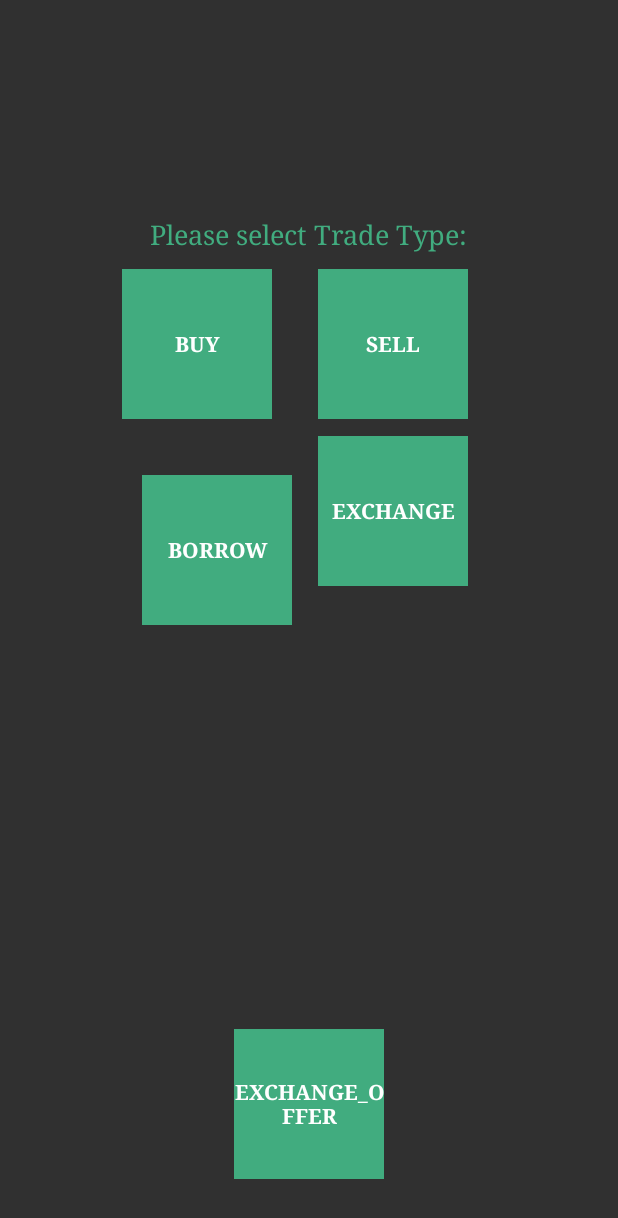
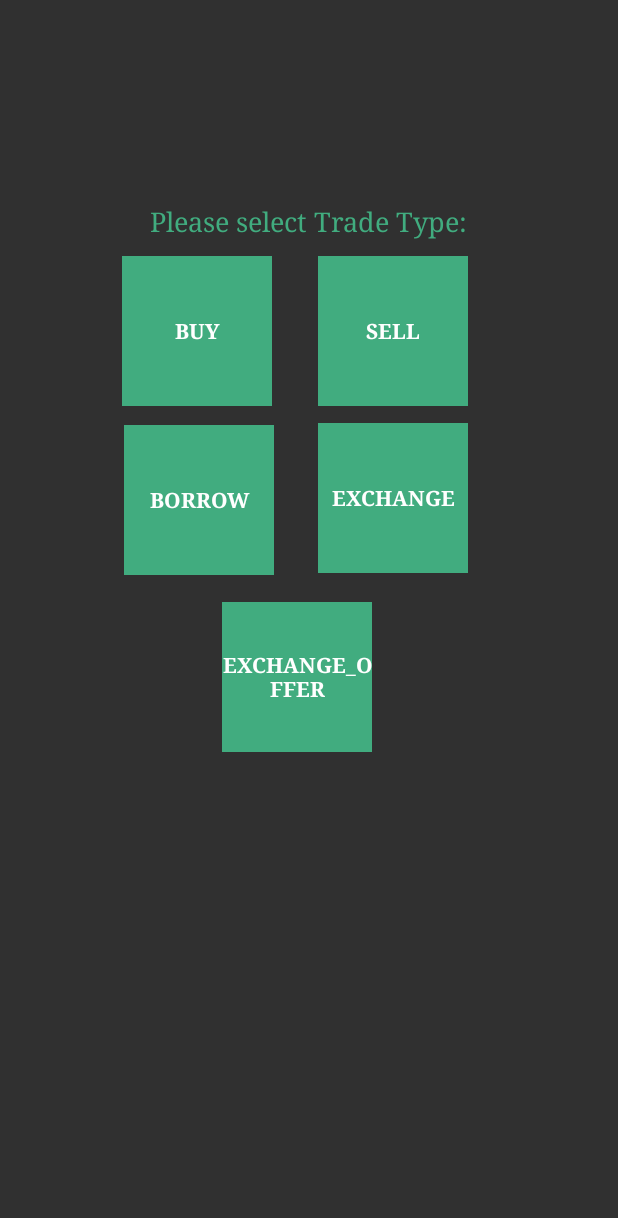
Before and after one commit to asmitasth01/University-Bazaar-System, an Android app: the layout activity_trade_type_selection.xml on its own in the app's theme, with its tools: preview values and no code run, on a phone screen of 412 x 824 dp. Shown: the top 1218 px of the screen. Run offline under Robolectric (Android 15) with nearby library versions, the phone set to English and light mode, and no system bars.

Commit message:
trade xml diagram updated

```diff
--- a/app/src/main/res/layout/activity_trade_type_selection.xml
+++ b/app/src/main/res/layout/activity_trade_type_selection.xml
@@ -27,19 +27,21 @@
         android:layout_below="@+id/buy_button"
         android:layout_alignStart="@+id/sell_button" />
 
-    <TextView
-        android:text="Please select Trade Type:"
-        android:layout_width="wrap_content"
-        android:layout_height="wrap_content"
-        android:layout_marginTop="58dp"
-        android:id="@+id/textView27"
-        android:layout_alignParentTop="true"
-        android:layout_centerHorizontal="true"
-        android:textAppearance="@android:style/TextAppearance.Material.Small"
+
+    <Button
+        android:text="Sell"
+        android:id="@+id/sell_button"
+        android:background="@color/colorAccent"
+        android:textStyle="normal|bold"
         android:fontFamily="serif"
-        android:textSize="18sp"
-        android:textColor="@color/colorAccent" />
-
+        android:textColor="@android:color/background_light"
+        android:layout_marginLeft="17dp"
+        android:layout_width="100dp"
+        android:onClick="selectTrade"
+        android:textSize="14sp"
+        android:layout_height="100dp"
+        android:layout_above="@+id/exchange_button"
+        android:layout_alignEnd="@+id/textView27" />
     <Button
         android:text="Buy"
         android:id="@+id/buy_button"
@@ -57,6 +59,23 @@
         android:layout_below="@+id/textView27"
         android:layout_toStartOf="@+id/sell_button" />
 
+
+    <Button
+        android:text="Borrow"
+        android:id="@+id/borrow_button"
+        android:background="@color/colorAccent"
+        android:textStyle="normal|bold"
+        android:fontFamily="serif"
+        android:textColor="@android:color/background_light"
+        android:layout_marginLeft="1dp"
+        android:onClick="selectTrade"
+        android:textSize="14sp"
+        android:layout_width="100dp"
+        android:layout_height="100dp"
+        android:layout_marginTop="1dp"
+        android:layout_alignTop="@+id/exchange_button"
+        android:layout_alignStart="@+id/buy_button" />
+
     <Button
         android:text="Exchange_Offer"
         android:id="@+id/myexchange_button"
@@ -67,38 +86,22 @@
         android:textSize="14sp"
         android:layout_width="100dp"
         android:layout_height="100dp"
-        android:layout_alignParentBottom="true"
-        android:layout_centerHorizontal="true"
-        android:layout_marginBottom="22dp"
-        android:onClick="goExSellSide" />
+        android:onClick="goExSellSide"
+        android:layout_marginTop="18dp"
+        android:layout_marginStart="48dp"
+        android:layout_below="@+id/borrow_button"
+        android:layout_alignStart="@+id/textView27" />
 
-    <Button
-        android:text="Sell"
-        android:id="@+id/sell_button"
-        android:background="@color/colorAccent"
-        android:textStyle="normal|bold"
+    <TextView
+        android:text="Please select Trade Type:"
+        android:layout_width="wrap_content"
+        android:layout_height="wrap_content"
+        android:layout_marginTop="49dp"
+        android:id="@+id/textView27"
+        android:textAppearance="@android:style/TextAppearance.Material.Small"
         android:fontFamily="serif"
-        android:textColor="@android:color/background_light"
-        android:layout_marginLeft="17dp"
-        android:layout_width="100dp"
-        android:onClick="selectTrade"
-        android:textSize="14sp"
-        android:layout_height="100dp"
-        android:layout_above="@+id/exchange_button"
-        android:layout_alignEnd="@+id/textView27" />
-
-    <Button
-        android:text="Borrow"
-        android:id="@+id/borrow_button"
-        android:background="@color/colorAccent"
-        android:textStyle="normal|bold"
-        android:fontFamily="serif"
-        android:textColor="@android:color/background_light"
-        android:onClick="selectTrade"
-        android:textSize="14sp"
-        android:layout_width="100dp"
-        android:layout_height="100dp"
-        android:layout_alignBaseline="@+id/exchange_button"
-        android:layout_alignBottom="@+id/exchange_button"
-        android:layout_toStartOf="@+id/sell_button" />
+        android:textSize="18sp"
+        android:textColor="@color/colorAccent"
+        android:layout_alignParentTop="true"
+        android:layout_centerHorizontal="true" />
 </RelativeLayout>
```
